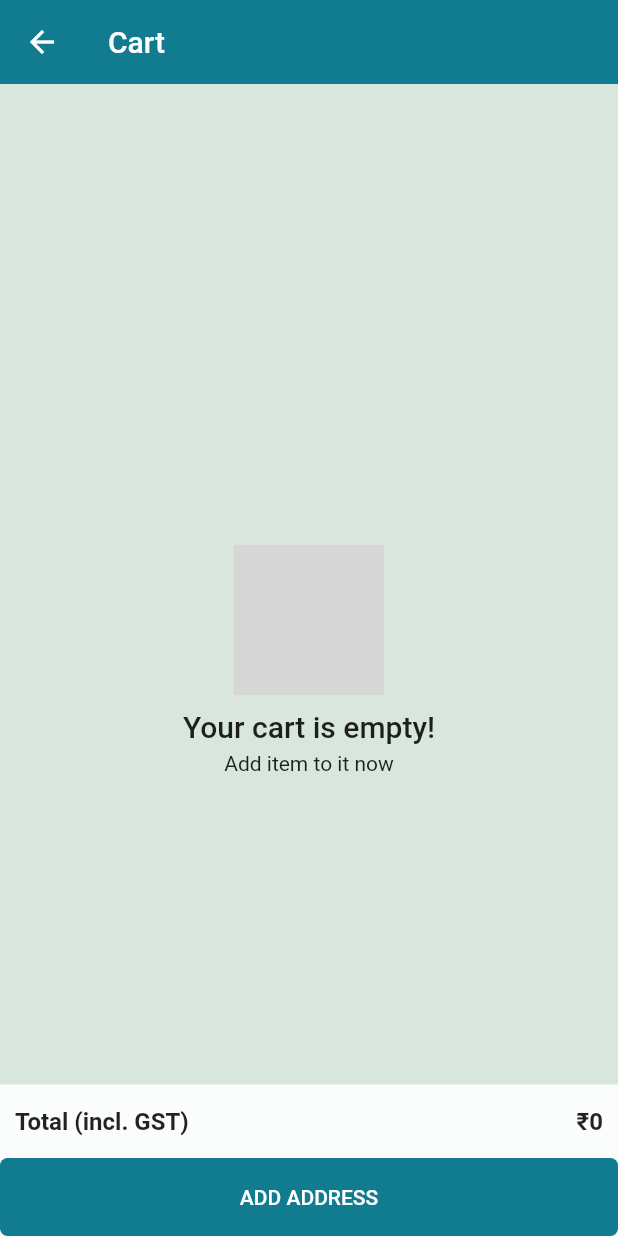
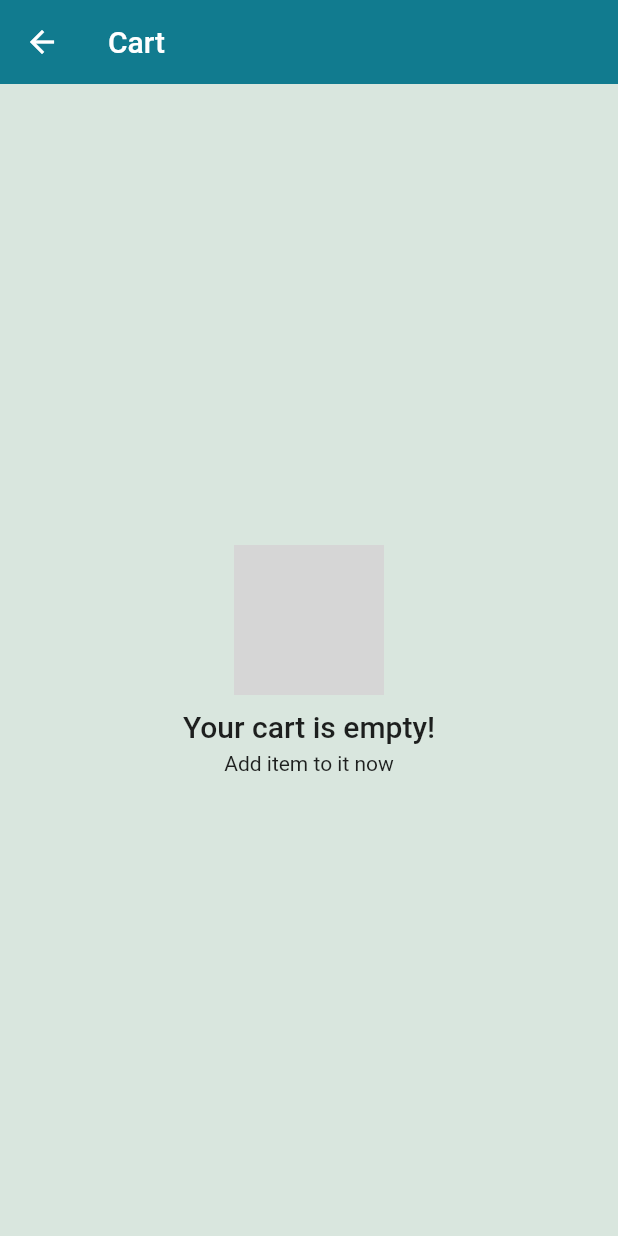
Before and after one commit to ybrut-software/zinotalens, a Flutter app: the CartViewPage screen opened directly, on a phone screen of 412 x 824 dp. Run offline on Flutter 3.47's test engine with Material 2 defaults, Android fonts, the phone set to English and light mode, and no system bars; our stand-ins replace badges, carousel_slider, dio, flutter_screenutil, retrofit, shared_preferences and 1 more; missing offline and left inert: flutter_stripe; accounts and stored records are empty; generated files the repository leaves out were written again; network calls fail; grey boxes are pictures that could not be loaded.

Commit message:
remove place_order button from cart view when empty cart list

```diff
--- a/lib/pages/cart_view_page.dart
+++ b/lib/pages/cart_view_page.dart
@@ -5,7 +5,6 @@ import 'package:zinotalens/pages/add_address_page.dart';
 import 'package:zinotalens/provider/address_provider.dart';
 import 'package:zinotalens/provider/auth_provider.dart';
 import 'package:zinotalens/provider/product_cart_provider.dart';
-import 'package:zinotalens/utils/images.dart';
 import 'package:zinotalens/widgets/cart_item_viewholder.dart';
 import 'package:zinotalens/widgets/cart_page_widgets.dart';
 import 'package:zinotalens/widgets/error_widgets.dart';
@@ -42,11 +41,11 @@ class _CartViewPageState extends State<CartViewPage> {
         shadowColor: Colors.transparent,
         title: Text("Cart", style: TextStyle(color: Colors.white)),
       ),
-      body: Stack(
+      body: provider.cartItemLength == 0
+          ? emptyCartWidget()
+          : Stack(
               children: [
-          provider.cartItemLength == 0
-              ? emptyCartWidget()
-              : ListView(
+                ListView(
                   padding: EdgeInsets.only(bottom: 130),
                   children: [
                     if (addressProvider.getAddressesLength != 0)
@@ -83,22 +82,25 @@ class _CartViewPageState extends State<CartViewPage> {
                     left: 0.0,
                     right: 0.0,
                     child: Container(
-                decoration: BoxDecoration(color: Colors.white.withOpacity(0.9)),
+                      decoration:
+                          BoxDecoration(color: Colors.white.withOpacity(0.9)),
                       child: Column(
                         mainAxisSize: MainAxisSize.min,
                         children: [
                           Padding(
-                      padding:
-                          EdgeInsets.symmetric(horizontal: 10, vertical: 15),
+                            padding: EdgeInsets.symmetric(
+                                horizontal: 10, vertical: 15),
                             child: Row(
                               mainAxisAlignment: MainAxisAlignment.spaceBetween,
                               children: [
                                 Text("Total (incl. GST)",
                                     style: TextStyle(
-                                  fontSize: 16, fontWeight: FontWeight.w600)),
+                                        fontSize: 16,
+                                        fontWeight: FontWeight.w600)),
                                 Text("₹${provider.getTotalPrice}",
                                     style: TextStyle(
-                                  fontSize: 16, fontWeight: FontWeight.w600)),
+                                        fontSize: 16,
+                                        fontWeight: FontWeight.w600)),
                               ],
                             ),
                           ),
@@ -113,7 +115,8 @@ class _CartViewPageState extends State<CartViewPage> {
                                                 AddDeliveryAddressPage())),
                                     style: ButtonStyle(
                                       backgroundColor:
-                                    MaterialStateProperty.all(Colors.skyBlue),
+                                          MaterialStateProperty.all(
+                                              Colors.skyBlue),
                                       shadowColor: MaterialStateProperty.all(
                                           Colors.transparent),
                                       shape: MaterialStateProperty.all(
@@ -139,7 +142,8 @@ class _CartViewPageState extends State<CartViewPage> {
                                     },
                                     style: ButtonStyle(
                                       backgroundColor:
-                                    MaterialStateProperty.all(Colors.skyBlue),
+                                          MaterialStateProperty.all(
+                                              Colors.skyBlue),
                                       shadowColor: MaterialStateProperty.all(
                                           Colors.transparent),
                                       shape: MaterialStateProperty.all(
```
Lines whose indentation alone changed are shown as unchanged.
